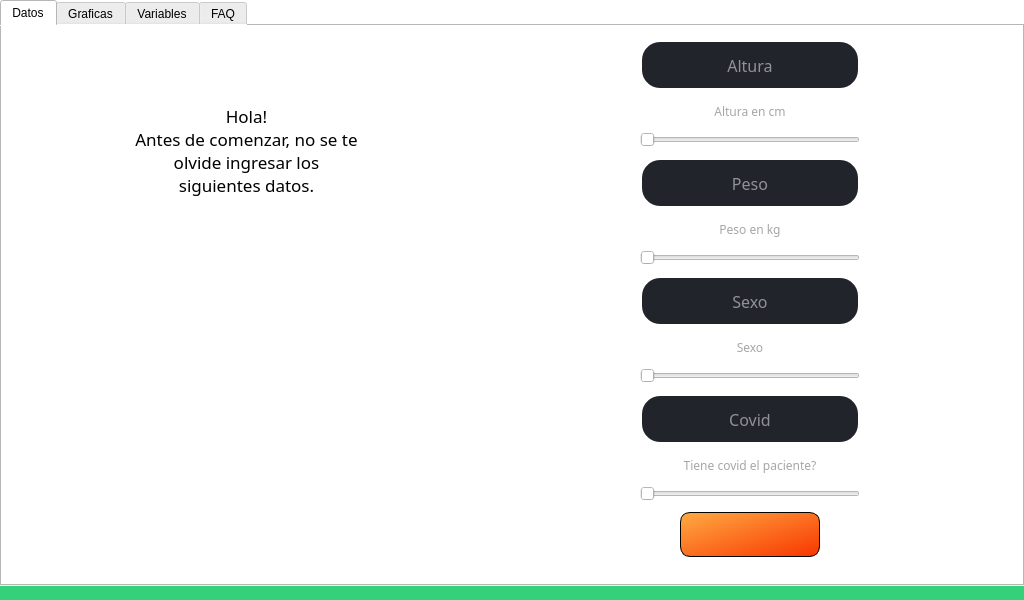
First picture: the form in _main_.ui, repository JulianDuque97/EPI, before the edit.
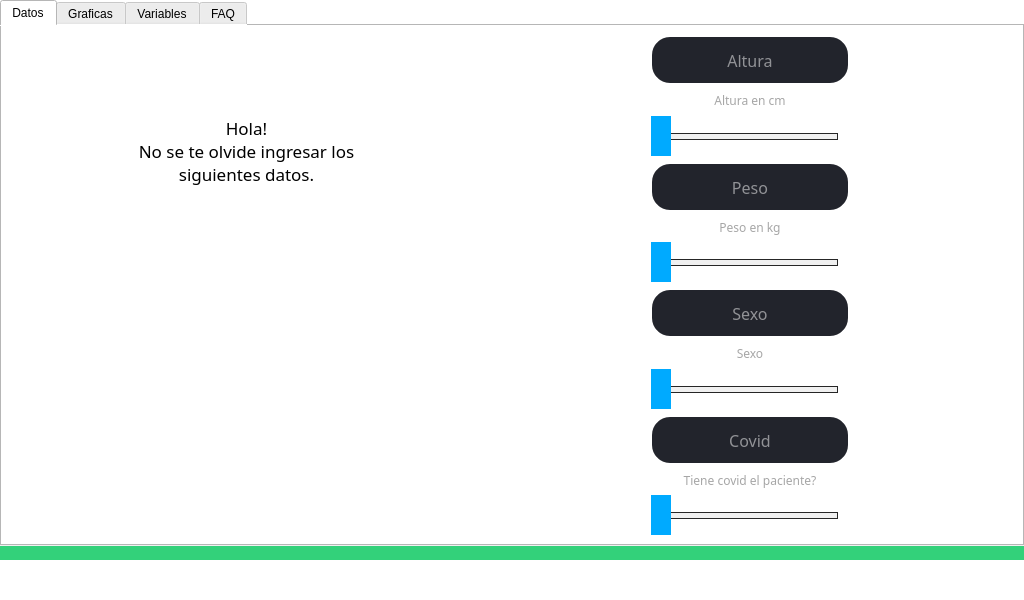
Second picture: the form after the edit. Icons and pictures are not drawn. Custom widgets are drawn as their Qt base class.

```diff
--- a/_main_.ui
+++ b/_main_.ui
@@ -110,7 +110,7 @@
              </property>
              <property name="text">
               <string>Hola!
-Antes de comenzar, no se te olvide ingresar los siguientes datos.</string>
+No se te olvide ingresar los siguientes datos.</string>
              </property>
              <property name="alignment">
               <set>Qt::AlignCenter</set>
@@ -166,7 +166,7 @@
           </property>
           <property name="sizeHint" stdset="0">
            <size>
-            <width>130</width>
+            <width>148</width>
             <height>20</height>
            </size>
           </property>
@@ -255,10 +255,40 @@
            </widget>
           </item>
           <item>
-           <widget class="QSlider" name="horizontalSlider">
+           <widget class="QSlider" name="horizontalSlider_7">
+            <property name="font">
+             <font>
+              <pointsize>8</pointsize>
+             </font>
+            </property>
+            <property name="styleSheet">
+             <string notr="true">.QSlider {
+    height: 40px;
+  
+}
+
+.QSlider::groove:horizontal {
+    border: 1px solid #262626;
+    height: 5px;
+	background-color: rgb(240, 240, 240);
+    margin: 0 12px;
+}
+
+.QSlider::handle:horizontal {
+   
+	
+	background-color: rgb(0, 170, 255);
+    width: 20px;
+    height: 20px;
+    margin: -24px -12px;
+}</string>
+            </property>
             <property name="orientation">
              <enum>Qt::Horizontal</enum>
             </property>
+            <property name="tickPosition">
+             <enum>QSlider::NoTicks</enum>
+            </property>
            </widget>
           </item>
           <item>
@@ -342,10 +372,40 @@
            </widget>
           </item>
           <item>
-           <widget class="QSlider" name="horizontalSlider_2">
+           <widget class="QSlider" name="horizontalSlider_6">
+            <property name="font">
+             <font>
+              <pointsize>8</pointsize>
+             </font>
+            </property>
+            <property name="styleSheet">
+             <string notr="true">.QSlider {
+    height: 40px;
+  
+}
+
+.QSlider::groove:horizontal {
+    border: 1px solid #262626;
+    height: 5px;
+	background-color: rgb(240, 240, 240);
+    margin: 0 12px;
+}
+
+.QSlider::handle:horizontal {
+   
+	
+	background-color: rgb(0, 170, 255);
+    width: 20px;
+    height: 20px;
+    margin: -24px -12px;
+}</string>
+            </property>
             <property name="orientation">
              <enum>Qt::Horizontal</enum>
             </property>
+            <property name="tickPosition">
+             <enum>QSlider::NoTicks</enum>
+            </property>
            </widget>
           </item>
           <item>
@@ -429,10 +489,40 @@
            </widget>
           </item>
           <item>
-           <widget class="QSlider" name="horizontalSlider_3">
+           <widget class="QSlider" name="horizontalSlider_5">
+            <property name="font">
+             <font>
+              <pointsize>8</pointsize>
+             </font>
+            </property>
+            <property name="styleSheet">
+             <string notr="true">.QSlider {
+    height: 40px;
+  
+}
+
+.QSlider::groove:horizontal {
+    border: 1px solid #262626;
+    height: 5px;
+	background-color: rgb(240, 240, 240);
+    margin: 0 12px;
+}
+
+.QSlider::handle:horizontal {
+   
+	
+	background-color: rgb(0, 170, 255);
+    width: 20px;
+    height: 20px;
+    margin: -24px -12px;
+}</string>
+            </property>
             <property name="orientation">
              <enum>Qt::Horizontal</enum>
             </property>
+            <property name="tickPosition">
+             <enum>QSlider::NoTicks</enum>
+            </property>
            </widget>
           </item>
           <item>
@@ -517,99 +607,41 @@
           </item>
           <item>
            <widget class="QSlider" name="horizontalSlider_4">
+            <property name="font">
+             <font>
+              <pointsize>8</pointsize>
+             </font>
+            </property>
+            <property name="styleSheet">
+             <string notr="true">.QSlider {
+    height: 40px;
+  
+}
+
+.QSlider::groove:horizontal {
+    border: 1px solid #262626;
+    height: 5px;
+	background-color: rgb(240, 240, 240);
+    margin: 0 12px;
+}
+
+.QSlider::handle:horizontal {
+   
+	
+	background-color: rgb(0, 170, 255);
+    width: 20px;
+    height: 20px;
+    margin: -24px -12px;
+}</string>
+            </property>
             <property name="orientation">
              <enum>Qt::Horizontal</enum>
             </property>
+            <property name="tickPosition">
+             <enum>QSlider::NoTicks</enum>
+            </property>
            </widget>
           </item>
-          <item>
-           <layout class="QHBoxLayout" name="horizontalLayout_7">
-            <item>
-             <spacer name="horizontalSpacer_12">
-              <property name="orientation">
-               <enum>Qt::Horizontal</enum>
-              </property>
-              <property name="sizeHint" stdset="0">
-               <size>
-                <width>40</width>
-                <height>20</height>
-               </size>
-              </property>
-             </spacer>
-            </item>
-            <item>
-             <widget class="QPushButton" name="siguiente_button_2">
-              <property name="minimumSize">
-               <size>
-                <width>140</width>
-                <height>45</height>
-               </size>
-              </property>
-              <property name="maximumSize">
-               <size>
-                <width>140</width>
-                <height>45</height>
-               </size>
-              </property>
-              <property name="font">
-               <font>
-                <pointsize>15</pointsize>
-                <weight>75</weight>
-                <bold>true</bold>
-               </font>
-              </property>
-              <property name="styleSheet">
-               <string notr="true">QPushButton{
-	color: rgb(247, 247, 247);
-	
-	
-	background-color: qlineargradient(spread:pad, x1:0, y1:0, x2:1, y2:1, stop:0 rgba(255, 159, 41, 225), stop:1 rgba(248, 54, 0, 255));
-	border-radius: 10%;
-    border: 1px solid #000;
-	
-}
-
-QPushButton:hover {background-color: rgb(51, 209, 122);}
-
-QPushButton:hover:!pressed
-{
-  border: 1.5px solid black;
-}
-</string>
-              </property>
-              <property name="text">
-               <string/>
-              </property>
-              <property name="icon">
-               <iconset resource="logos.qrc">
-                <normaloff>:/logos/Images/right-arrow.png</normaloff>:/logos/Images/right-arrow.png</iconset>
-              </property>
-              <property name="iconSize">
-               <size>
-                <width>45</width>
-                <height>45</height>
-               </size>
-              </property>
-              <property name="checkable">
-               <bool>true</bool>
-              </property>
-             </widget>
-            </item>
-            <item>
-             <spacer name="horizontalSpacer_11">
-              <property name="orientation">
-               <enum>Qt::Horizontal</enum>
-              </property>
-              <property name="sizeHint" stdset="0">
-               <size>
-                <width>40</width>
-                <height>20</height>
-               </size>
-              </property>
-             </spacer>
-            </item>
-           </layout>
-          </item>
          </layout>
         </item>
         <item row="1" column="3">
@@ -619,7 +651,7 @@
           </property>
           <property name="sizeHint" stdset="0">
            <size>
-            <width>129</width>
+            <width>147</width>
             <height>20</height>
            </size>
           </property>
@@ -2065,6 +2097,32 @@
       </widget>
      </widget>
     </item>
+    <item row="1" column="1">
+     <widget class="QLabel" name="label">
+      <property name="styleSheet">
+       <string notr="true">background-color: rgb(51, 209, 122);</string>
+      </property>
+      <property name="text">
+       <string/>
+      </property>
+     </widget>
+    </item>
+    <item row="2" column="1">
+     <spacer name="verticalSpacer">
+      <property name="orientation">
+       <enum>Qt::Vertical</enum>
+      </property>
+      <property name="sizeType">
+       <enum>QSizePolicy::Fixed</enum>
+      </property>
+      <property name="sizeHint" stdset="0">
+       <size>
+        <width>20</width>
+        <height>40</height>
+       </size>
+      </property>
+     </spacer>
+    </item>
    </layout>
   </widget>
  </widget>
```
Left out of the diff: 10 changed lines with no effect on the pictures.
